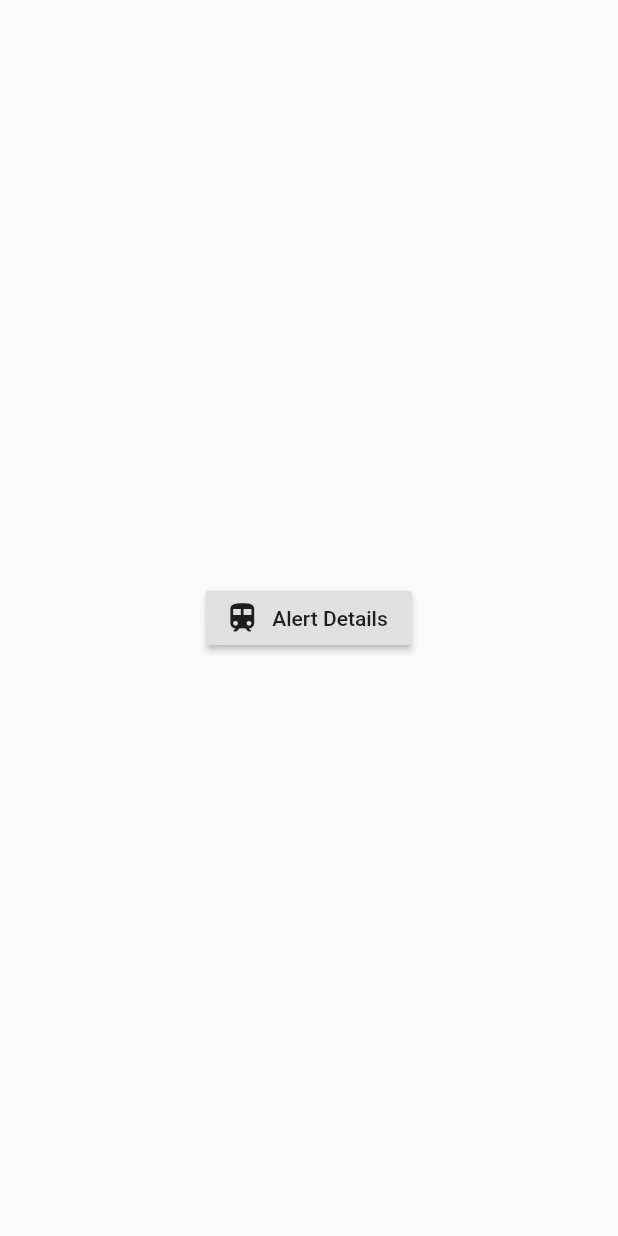
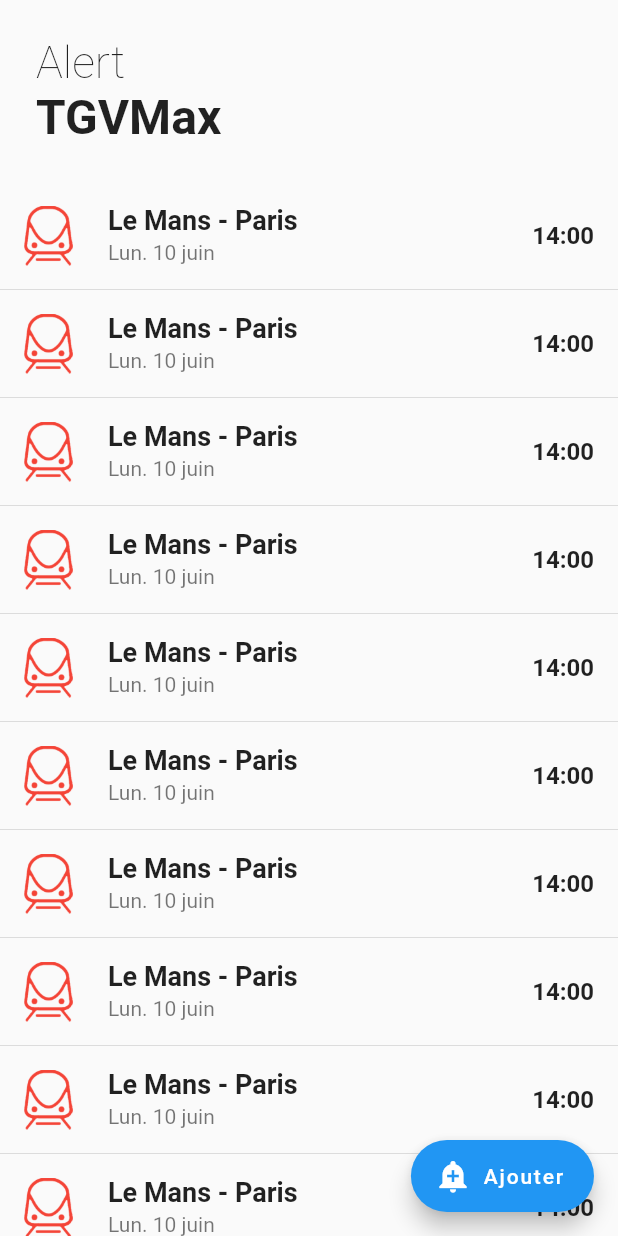
Before and after one commit to Pyozer/TGVMaxAlert, a Flutter app: the screen it shows after launch, on a phone screen of 412 x 824 dp. Run offline on Flutter 3.47's test engine with Material 2 defaults, Android fonts, the phone set to English and light mode, and no system bars; our stand-ins replace dio, shared_preferences.

Commit message:
Add sharedpreferences, home alert list, and navigation

```diff
--- /dev/null
+++ b/lib/models/alert.dart
@@ -0,0 +1,39 @@
+import 'dart:convert';
+
+import 'package:meta/meta.dart';
+
+class Alert {
+  String origin;
+  String originCode;
+  String destination;
+  String destinationCode;
+  DateTime departureDate;
+
+  Alert({
+    @required this.origin,
+    @required this.originCode,
+    @required this.destination,
+    @required this.destinationCode,
+    @required this.departureDate,
+  });
+
+  factory Alert.fromRawJson(String str) => Alert.fromJson(json.decode(str));
+
+  String toRawJson() => json.encode(toJson());
+
+  factory Alert.fromJson(Map<String, dynamic> json) => Alert(
+        origin: json["origin"],
+        originCode: json["originCode"],
+        destination: json["destination"],
+        destinationCode: json["destinationCode"],
+        departureDate: DateTime.parse(json["departureDate"]),
+      );
+
+  Map<String, dynamic> toJson() => {
+        "origin": origin,
+        "originCode": originCode,
+        "destination": destination,
+        "destinationCode": destinationCode,
+        "departureDate": departureDate.toIso8601String(),
+      };
+}
--- a/lib/screens/home_screen.dart
+++ b/lib/screens/home_screen.dart
@@ -1,20 +1,100 @@
 import 'package:flutter/material.dart';
+import 'package:tgv_max_alert/models/alert.dart';
+import 'package:tgv_max_alert/screens/add_alert_screen.dart';
 import 'package:tgv_max_alert/screens/alert_trains_screen.dart';
+import 'package:tgv_max_alert/utils/preferences.dart';
+import 'package:tgv_max_alert/utils/utils.dart';
 
 class HomeScreen extends StatelessWidget {
   const HomeScreen({Key key}) : super(key: key);
 
   @override
   Widget build(BuildContext context) {
+    final alerts = Preferences.instance.getAlerts();
+    alerts.addAll(List.generate(
+      10,
+      (_) => Alert(
+            origin: "Le Mans",
+            originCode: "FRETK",
+            destination: "Paris",
+            destinationCode: "FRPMO",
+            departureDate: DateTime(2019, 6, 10, 14),
+          ),
+    ));
     return Scaffold(
-      body: Center(
-        child: RaisedButton.icon(
-          icon: Icon(Icons.train),
-          label: Text("Alert Details"),
-          onPressed: () {
-            Navigator.of(context).push(MaterialPageRoute(builder: (_) => AlertTrainsScreen()));
-          },
+      body: SafeArea(
+        bottom: false,
+        child: Column(
+          crossAxisAlignment: CrossAxisAlignment.stretch,
+          children: [
+            Padding(
+              padding: const EdgeInsets.fromLTRB(24.0, 24.0, 24.0, 0.0),
+              child: Text(
+                "Alert",
+                style: const TextStyle(
+                  fontWeight: FontWeight.w100,
+                  fontSize: 30.0,
+                ),
+              ),
+            ),
+            Padding(
+              padding: const EdgeInsets.fromLTRB(24.0, 0.0, 24.0, 24.0),
+              child: Text(
+                "TGVMax",
+                style: const TextStyle(
+                  fontWeight: FontWeight.w700,
+                  fontSize: 32.0,
+                ),
+              ),
+            ),
+            Expanded(
+              child: ListView.separated(
+                itemCount: alerts.length,
+                itemBuilder: (_, index) {
+                  final alert = alerts[index];
+                  return ListTile(
+                    leading: Image.asset(
+                      "assets/images/train_icon.png",
+                      height: 40,
+                      color: Colors.red,
+                    ),
+                    title: Text(
+                      "${alert.origin} - ${alert.destination}",
+                      style: const TextStyle(
+                        fontSize: 18.0,
+                        fontWeight: FontWeight.w600,
+                      ),
+                    ),
+                    subtitle: Text(capitalize(formatDate(alert.departureDate))),
+                    trailing: Text(
+                      formatHm(alert.departureDate),
+                      style: const TextStyle(
+                        fontSize: 16.0,
+                        fontWeight: FontWeight.w600,
+                      ),
+                    ),
+                    onTap: () {
+                      Navigator.of(context).push(MaterialPageRoute(
+                        builder: (_) => AlertTrainsScreen(alert: alert),
+                      ));
+                    },
+                  );
+                },
+                separatorBuilder: (_, __) => const Divider(height: 0),
+              ),
+            ),
+          ],
         ),
+      ),
+      floatingActionButton: FloatingActionButton.extended(
+        label: const Text("Ajouter"),
+        icon: const Icon(Icons.add_alert),
+        onPressed: () async {
+          final alert = await Navigator.of(context).push<Alert>(
+            MaterialPageRoute(builder: (_) => AddAlertScreen()),
+          );
+          Preferences.instance.addAlert(alert);
+        },
       ),
     );
   }
--- /dev/null
+++ b/lib/utils/preferences.dart
@@ -0,0 +1,38 @@
+import 'package:shared_preferences/shared_preferences.dart';
+import 'package:tgv_max_alert/models/alert.dart';
+
+class Preferences {
+  static SharedPreferences sharedPreferences;
+
+  ///
+  /// Singleton Factory
+  ///
+  static final instance = Preferences._internal();
+  Preferences._internal();
+
+  List<Alert> _alerts;
+
+  List<Alert> getAlerts() {
+    return _alerts ?? [];
+  }
+
+  void setAlerts(List<Alert> alerts) {
+    _alerts = alerts;
+    sharedPreferences.setStringList(
+      "alerts",
+      alerts.map((a) => a.toRawJson()).toList(),
+    );
+  }
+
+  void addAlert(Alert alert) {
+    if (alert == null) return;
+    _alerts.add(alert);
+    setAlerts(_alerts);
+  }
+
+  void initPrefs() {
+    _alerts = (sharedPreferences.getStringList("alerts") ?? <String>[])
+        .map((v) => Alert.fromRawJson(v))
+        .toList();
+  }
+}
--- a/pubspec.yaml
+++ b/pubspec.yaml
@@ -12,6 +12,7 @@ dependencies:
   cupertino_icons: ^0.1.2
   dio: ^2.1.7
   intl: ^0.15.8
+  shared_preferences: ^0.5.3+1
 
 #dev_dependencies:
 #  flutter_test:
```
Also changed, not shown: lib/main.dart (+6 -1 lines), lib/screens/add_alert_screen.dart (added, +18 -0 lines), lib/screens/alert_trains_screen.dart (+8 -10 lines), pubspec.lock, 3 other files.
